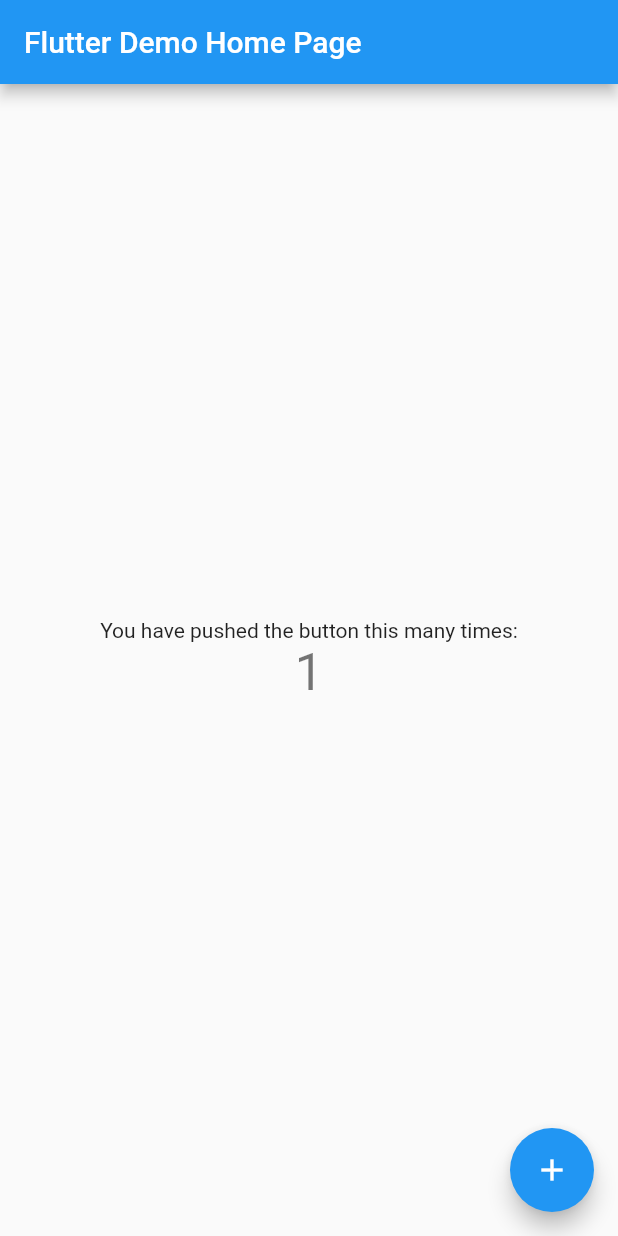
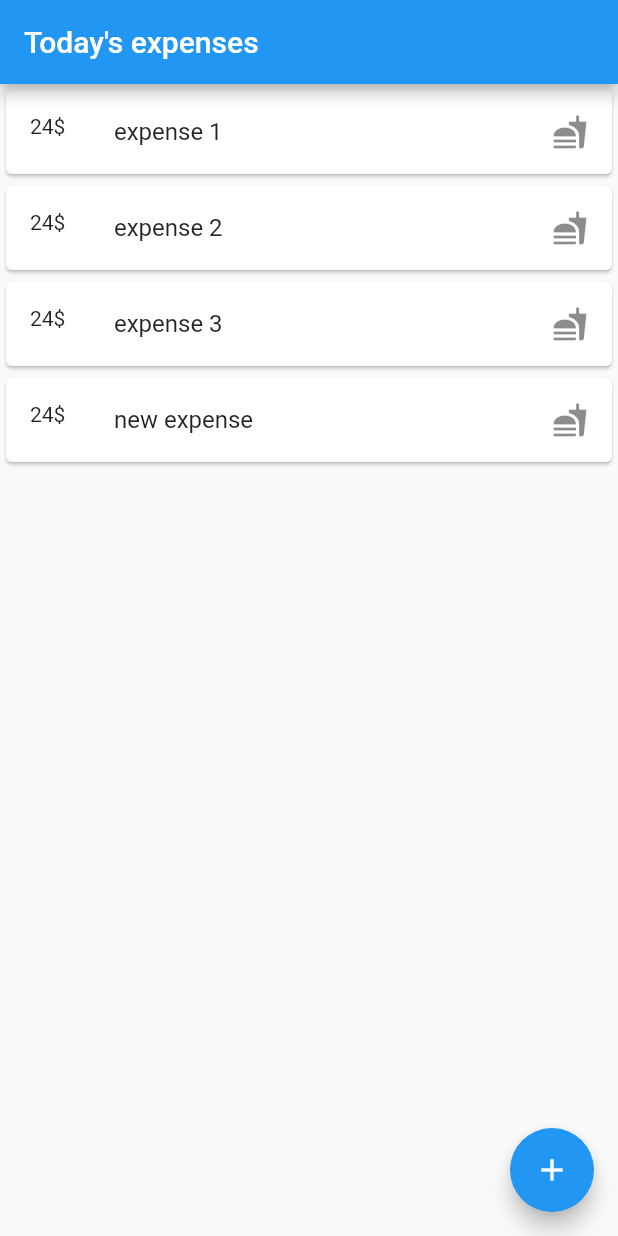
Before and after one commit to AntoineHo6/Expenseye, a Flutter app: the screen it shows after launch, after a tap on the "add" icon, on a phone screen of 412 x 824 dp. Run offline on Flutter 3.47's test engine with Material 2 defaults, Android fonts, the light colour scheme and no system bars.

Commit message:
Holy shit I implemented provider to add expenses

```diff
--- /dev/null
+++ b/lib/TodayModel.dart
@@ -0,0 +1,14 @@
+import 'package:provider/provider.dart';
+import 'package:flutter/material.dart';
+
+class TodayModel extends ChangeNotifier {
+  static const String title = 'Today\'s expenses';
+  List<String> expenses = ['expense 1', 'expense 2', 'expense 3'];
+  //List<String> get expenses => _expenses;
+
+
+  void addExpense() {
+    expenses.add('new expense');
+    notifyListeners();
+  }
+}
--- /dev/null
+++ b/lib/TodayPage.dart
@@ -0,0 +1,40 @@
+import 'package:flutter/material.dart';
+import 'package:provider/provider.dart';
+import 'package:expense_app_beginner/TodayModel.dart';
+
+class TodayPage extends StatefulWidget {
+  @override
+  _TodayPageState createState() => _TodayPageState();
+}
+
+class _TodayPageState extends State<TodayPage> {
+  @override
+  Widget build(BuildContext context) {
+    return Consumer<TodayModel>(builder: (context, todayModel, child) {
+      return Scaffold(
+        appBar: AppBar(
+          title: Text(TodayModel.title),
+        ),
+        body: Center(
+          child: ListView(
+            children: todayModel.expenses
+                .map(
+                  (expense) => Card(
+                    child: ListTile(
+                      leading: Text('24\$'),
+                      title: Text(expense),
+                      trailing: Icon(Icons.fastfood),
+                    ),
+                  ),
+                )
+                .toList(),
+          ),
+        ),
+        floatingActionButton: FloatingActionButton(
+          child: Icon(Icons.add),
+          onPressed: todayModel.addExpense,
+        ),
+      );
+    });
+  }
+}
--- a/lib/main.dart
+++ b/lib/main.dart
@@ -1,111 +1,18 @@
+import 'package:expense_app_beginner/TodayModel.dart';
+import 'package:expense_app_beginner/TodayPage.dart';
 import 'package:flutter/material.dart';
+import 'package:provider/provider.dart';
 
 void main() => runApp(MyApp());
 
 class MyApp extends StatelessWidget {
-  // This widget is the root of your application.
   @override
   Widget build(BuildContext context) {
-    return MaterialApp(
-      title: 'Flutter Demo',
-      theme: ThemeData(
-        // This is the theme of your application.
-        //
-        // Try running your application with "flutter run". You'll see the
-        // application has a blue toolbar. Then, without quitting the app, try
-        // changing the primarySwatch below to Colors.green and then invoke
-        // "hot reload" (press "r" in the console where you ran "flutter run",
-        // or simply save your changes to "hot reload" in a Flutter IDE).
-        // Notice that the counter didn't reset back to zero; the application
-        // is not restarted.
-        primarySwatch: Colors.blue,
-      ),
-      home: MyHomePage(title: 'Flutter Demo Home Page'),
+    return ChangeNotifierProvider<TodayModel>.value(
+      value: TodayModel(),
+      child: MaterialApp(
+        home: TodayPage(),
+      )
     );
   }
 }
-
-class MyHomePage extends StatefulWidget {
-  MyHomePage({Key key, this.title}) : super(key: key);
-
-  // This widget is the home page of your application. It is stateful, meaning
-  // that it has a State object (defined below) that contains fields that affect
-  // how it looks.
-
-  // This class is the configuration for the state. It holds the values (in this
-  // case the title) provided by the parent (in this case the App widget) and
-  // used by the build method of the State. Fields in a Widget subclass are
-  // always marked "final".
-
-  final String title;
-
-  @override
-  _MyHomePageState createState() => _MyHomePageState();
-}
-
-class _MyHomePageState extends State<MyHomePage> {
-  int _counter = 0;
-
-  void _incrementCounter() {
-    setState(() {
-      // This call to setState tells the Flutter framework that something has
-      // changed in this State, which causes it to rerun the build method below
-      // so that the display can reflect the updated values. If we changed
-      // _counter without calling setState(), then the build method would not be
-      // called again, and so nothing would appear to happen.
-      _counter++;
-    });
-  }
-
-  @override
-  Widget build(BuildContext context) {
-    // This method is rerun every time setState is called, for instance as done
-    // by the _incrementCounter method above.
-    //
-    // The Flutter framework has been optimized to make rerunning build methods
-    // fast, so that you can just rebuild anything that needs updating rather
-    // than having to individually change instances of widgets.
-    return Scaffold(
-      appBar: AppBar(
-        // Here we take the value from the MyHomePage object that was created by
-        // the App.build method, and use it to set our appbar title.
-        title: Text(widget.title),
-      ),
-      body: Center(
-        // Center is a layout widget. It takes a single child and positions it
-        // in the middle of the parent.
-        child: Column(
-          // Column is also a layout widget. It takes a list of children and
-          // arranges them vertically. By default, it sizes itself to fit its
-          // children horizontally, and tries to be as tall as its parent.
-          //
-          // Invoke "debug painting" (press "p" in the console, choose the
-          // "Toggle Debug Paint" action from the Flutter Inspector in Android
-          // Studio, or the "Toggle Debug Paint" command in Visual Studio Code)
-          // to see the wireframe for each widget.
-          //
-          // Column has various properties to control how it sizes itself and
-          // how it positions its children. Here we use mainAxisAlignment to
-          // center the children vertically; the main axis here is the vertical
-          // axis because Columns are vertical (the cross axis would be
-          // horizontal).
-          mainAxisAlignment: MainAxisAlignment.center,
-          children: <Widget>[
-            Text(
-              'You have pushed the button this many times:',
-            ),
-            Text(
-              '$_counter',
-              style: Theme.of(context).textTheme.display1,
-            ),
-          ],
-        ),
-      ),
-      floatingActionButton: FloatingActionButton(
-        onPressed: _incrementCounter,
-        tooltip: 'Increment',
-        child: Icon(Icons.add),
-      ), // This trailing comma makes auto-formatting nicer for build methods.
-    );
-  }
-}
--- a/pubspec.yaml
+++ b/pubspec.yaml
@@ -19,6 +19,7 @@
 dependencies:
   flutter:
     sdk: flutter
+  provider: ^3.2.0
 
   # The following adds the Cupertino Icons font to your application.
   # Use with the CupertinoIcons class for iOS style icons.
```
Also changed, not shown: pubspec.lock.
